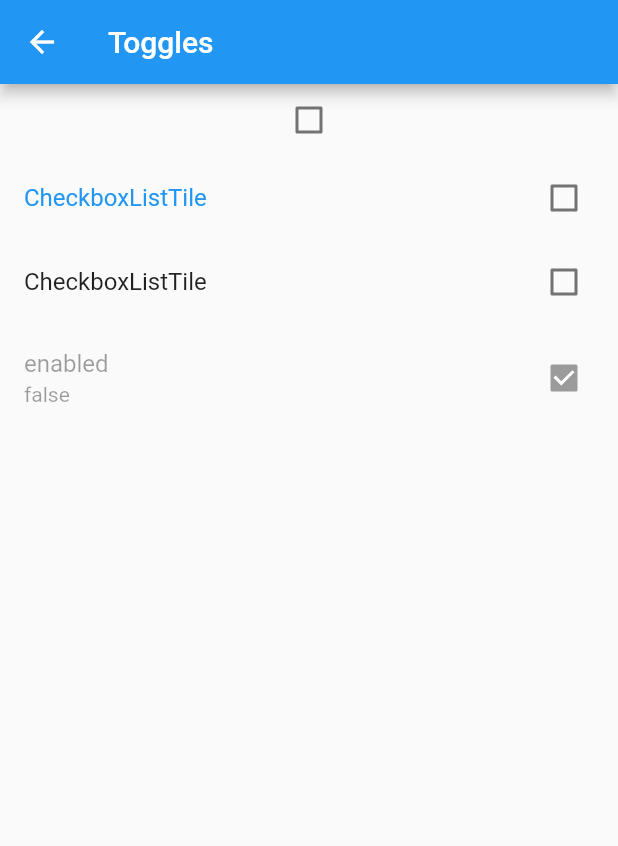
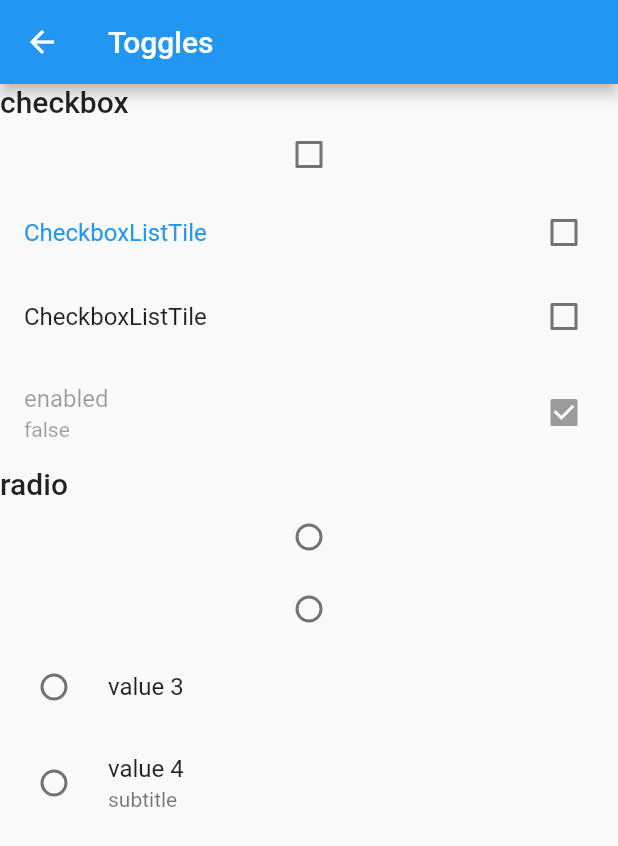
Before and after one commit to ham-burger/flutter-playground, a Flutter app: the TogglesPage screen opened directly, on a phone screen of 412 x 824 dp. Shown: the top 846 px of the screen. Run offline on Flutter 3.47's test engine with Material 2 defaults, Android fonts, the light colour scheme and no system bars.

Commit message:
feat(ui): add radio section

```diff
--- a/ui_component_scrap/lib/pages/toogles_page.dart
+++ b/ui_component_scrap/lib/pages/toogles_page.dart
@@ -10,6 +10,7 @@ class TogglesPage extends StatefulWidget {
 class _TogglesPageState extends State<TogglesPage> {
   bool? _state1 = false;
   bool? _state2 = false;
+  int? _state3 = null;
 
   @override
   Widget build(BuildContext context) {
@@ -19,6 +20,10 @@ class _TogglesPageState extends State<TogglesPage> {
       ),
       body: ListView(
         children: [
+          Text(
+            'checkbox',
+            style: Theme.of(context).textTheme.titleLarge,
+          ),
           Checkbox(
             value: _state1,
             onChanged: (newState) {
@@ -62,6 +67,58 @@ class _TogglesPageState extends State<TogglesPage> {
             title: const Text('enabled'),
             subtitle: const Text('false'),
           ),
+          Text(
+            'radio',
+            style: Theme.of(context).textTheme.titleLarge,
+          ),
+          Radio(
+            value: 1,
+            groupValue: _state3,
+            onChanged: (newState) {
+              setState(
+                () {
+                  _state3 = newState;
+                },
+              );
+            },
+          ),
+          Radio(
+            value: 2,
+            groupValue: _state3,
+            onChanged: (newState) {
+              setState(
+                () {
+                  _state3 = newState;
+                },
+              );
+            },
+            toggleable: false,
+          ),
+          RadioListTile(
+            value: 3,
+            groupValue: _state3,
+            onChanged: (newState) {
+              setState(
+                () {
+                  _state3 = newState;
+                },
+              );
+            },
+            title: Text('value 3'),
+          ),
+          RadioListTile(
+            value: 4,
+            groupValue: _state3,
+            onChanged: (newState) {
+              setState(
+                () {
+                  _state3 = newState;
+                },
+              );
+            },
+            title: Text('value 4'),
+            subtitle: Text('subtitle'),
+          ),
         ],
       ),
     );
```
